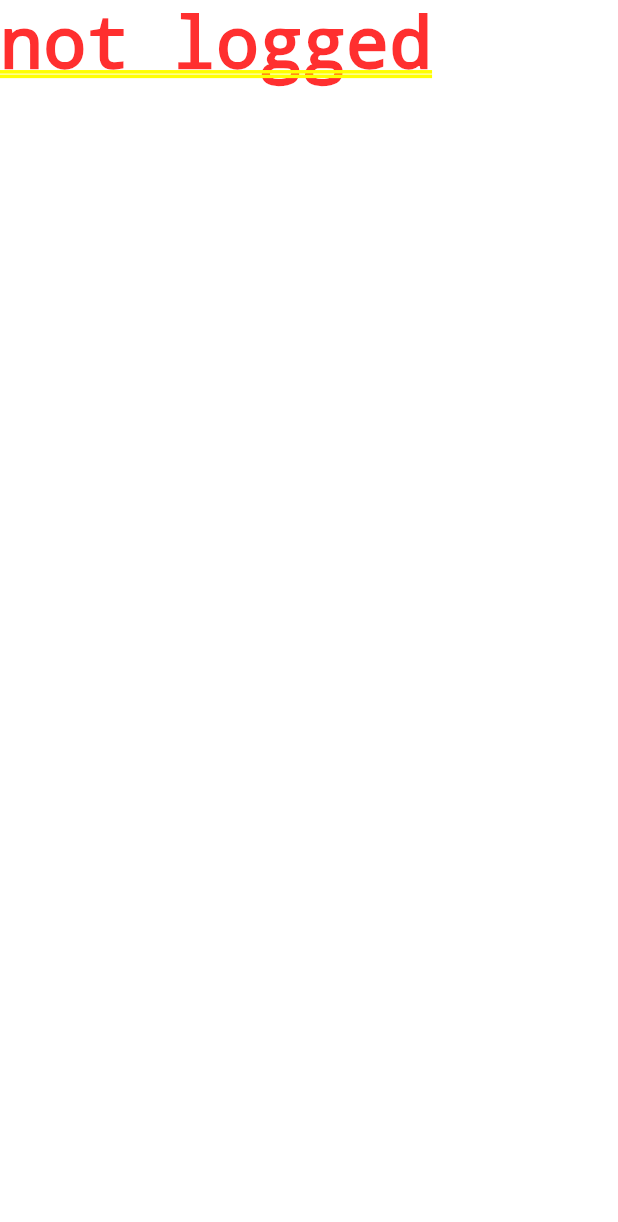
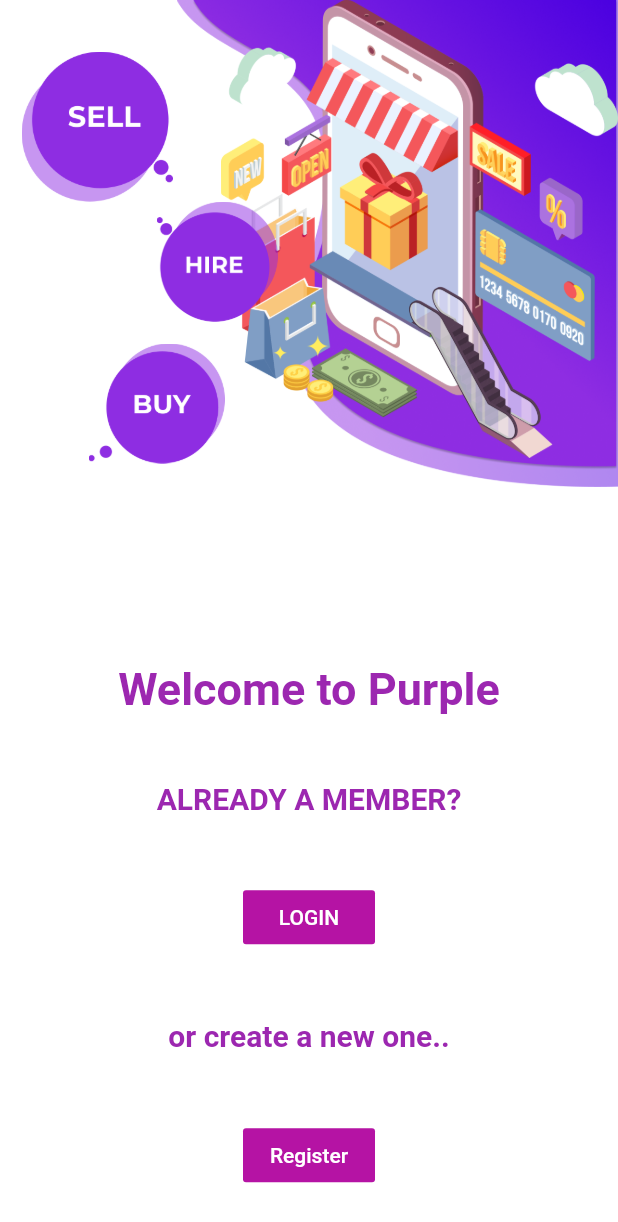
Before and after one commit to Ahd-3hd/purpleapp, a Flutter app: the screen it shows after launch, on a phone screen of 412 x 824 dp. Shown: the top 1222 px of the screen. Run offline on Flutter 3.47's test engine with Material 2 defaults, Android fonts, the phone set to English and light mode, and no system bars; our stand-ins replace cloud_firestore, firebase_auth, firebase_storage, image_picker; accounts and stored records are empty.

Commit message:
rework the login screen

```diff
--- /dev/null
+++ b/lib/ohscreens/authenticate.dart
@@ -0,0 +1,200 @@
+import 'package:flutter/material.dart';
+
+class AuthenticateScreen extends StatefulWidget {
+  @override
+  _AuthenticateScreenState createState() => _AuthenticateScreenState();
+}
+
+class _AuthenticateScreenState extends State<AuthenticateScreen>
+    with SingleTickerProviderStateMixin {
+  AnimationController _controller;
+  @override
+  void initState() {
+    _controller = AnimationController(
+      vsync: this,
+      duration: Duration(seconds: 5),
+    )..addStatusListener((status) {
+        if (status == AnimationStatus.completed) {
+          _controller.reverse();
+        } else if (status == AnimationStatus.dismissed) {
+          _controller.forward();
+        }
+      });
+    _controller.forward();
+    super.initState();
+  }
+
+  @override
+  void dispose() {
+    _controller.dispose();
+    super.dispose();
+  }
+
+  @override
+  Widget build(BuildContext context) {
+    return Scaffold(
+      body: Container(
+          color: Colors.white,
+          child: Column(
+            children: <Widget>[
+              Expanded(
+                child: Stack(
+                  children: <Widget>[
+                    Align(
+                      alignment: Alignment.topRight,
+                      child: Transform.translate(
+                        offset: Offset(0, 0),
+                        child: Image.asset(
+                          'assets/ohtoprightbottom.png',
+                          width: MediaQuery.of(context).size.width / 1.4,
+                        ),
+                      ),
+                    ),
+                    Align(
+                      alignment: Alignment.topRight,
+                      child: Transform.translate(
+                        offset: Offset(0, 0),
+                        child: Image.asset(
+                          'assets/ohtopright.png',
+                          width: MediaQuery.of(context).size.width / 1.45,
+                        ),
+                      ),
+                    ),
+                    Align(
+                      alignment: Alignment.topRight,
+                      child: Transform.translate(
+                        offset: Offset(0.0, 0.0),
+                        child: Image.asset(
+                          'assets/toprightvector.png',
+                          fit: BoxFit.fitHeight,
+                          height: MediaQuery.of(context).size.height / 2.7,
+                        ),
+                      ),
+                    ),
+                    Align(
+                      alignment: Alignment.topLeft,
+                      child: AnimatedBuilder(
+                        animation: _controller.view,
+                        builder: (context, child) {
+                          return Transform.translate(
+                            offset: Offset(
+                                _controller.value * 10, _controller.value * 10),
+                            child: child,
+                          );
+                        },
+                        child: Transform.translate(
+                          offset: Offset(10.0, 30.0),
+                          child: Image.asset(
+                            'assets/sell.png',
+                            fit: BoxFit.fitHeight,
+                            height: 100,
+                          ),
+                        ),
+                      ),
+                    ),
+                    Align(
+                      alignment: Alignment.topLeft,
+                      child: AnimatedBuilder(
+                        animation: _controller.view,
+                        builder: (context, child) {
+                          return Transform.translate(
+                            offset: Offset(
+                                _controller.value * 10, _controller.value * 10),
+                            child: child,
+                          );
+                        },
+                        child: Transform.translate(
+                          offset: Offset(_controller.value * 5 + 100,
+                              _controller.value * 15 + 130),
+                          child: Image.asset(
+                            'assets/hire.png',
+                            fit: BoxFit.fitHeight,
+                            height: 80,
+                          ),
+                        ),
+                      ),
+                    ),
+                    Align(
+                      alignment: Alignment.topLeft,
+                      child: AnimatedBuilder(
+                        animation: _controller.view,
+                        builder: (context, child) {
+                          return Transform.translate(
+                            offset: Offset(
+                                _controller.value * 20, _controller.value * 20),
+                            child: child,
+                          );
+                        },
+                        child: Transform.translate(
+                          offset: Offset(50.0, 220.0),
+                          child: Image.asset(
+                            'assets/buy.png',
+                            fit: BoxFit.fitHeight,
+                            height: 80,
+                          ),
+                        ),
+                      ),
+                    ),
+                  ],
+                ),
+              ),
+              Container(
+                width: double.infinity,
+                height: MediaQuery.of(context).size.height / 2,
+                margin: EdgeInsets.only(top: 20.0),
+                child: Padding(
+                  padding: const EdgeInsets.all(8.0),
+                  child: Column(
+                    mainAxisAlignment: MainAxisAlignment.spaceAround,
+                    children: <Widget>[
+                      Text(
+                        'Welcome to Purple',
+                        textAlign: TextAlign.center,
+                        style: TextStyle(
+                          fontSize: 30.0,
+                          fontWeight: FontWeight.bold,
+                          color: Colors.purple,
+                        ),
+                      ),
+                      Text(
+                        'ALREADY A MEMBER?',
+                        textAlign: TextAlign.center,
+                        style: TextStyle(
+                          fontSize: 20.0,
+                          fontWeight: FontWeight.bold,
+                          color: Colors.purple,
+                        ),
+                      ),
+                      FlatButton(
+                        onPressed: () {},
+                        child: Text(
+                          'LOGIN',
+                          style: TextStyle(color: Colors.white),
+                        ),
+                        color: const Color(0xffB513A4),
+                      ),
+                      Text(
+                        'or create a new one..',
+                        style: TextStyle(
+                          fontSize: 20.0,
+                          color: Colors.purple,
+                          fontWeight: FontWeight.bold,
+                        ),
+                      ),
+                      FlatButton(
+                        onPressed: () {},
+                        child: Text(
+                          'Register',
+                          style: TextStyle(color: Colors.white),
+                        ),
+                        color: const Color(0xffB513A4),
+                      ),
+                    ],
+                  ),
+                ),
+              )
+            ],
+          )),
+    );
+  }
+}
--- /dev/null
+++ b/lib/ohscreens/login.dart
@@ -0,0 +1,13 @@
+import 'package:flutter/material.dart';
+
+class Login extends StatefulWidget {
+  @override
+  _LoginState createState() => _LoginState();
+}
+
+class _LoginState extends State<Login> {
+  @override
+  Widget build(BuildContext context) {
+    return Text('login');
+  }
+}
--- a/lib/wrapper.dart
+++ b/lib/wrapper.dart
@@ -1,5 +1,6 @@
 import 'package:flutter/material.dart';
 import 'package:provider/provider.dart';
+import 'package:purple/ohscreens/authenticate.dart';
 
 import 'models/user.dart';
 
@@ -15,7 +16,7 @@ class _WrapperState extends State<Wrapper> {
     if (user != null) {
       return Text('logged in');
     } else {
-      return Text('not logged');
+      return AuthenticateScreen();
     }
   }
 }
```
Also changed, not shown: assets/ohbottomleftbottom.png (added), assets/ohbottomlefttop.png (added), assets/ohtopright.png (added), assets/ohtoprightbottom.png (added), lib/ohcomponents/appbar.dart (added).
